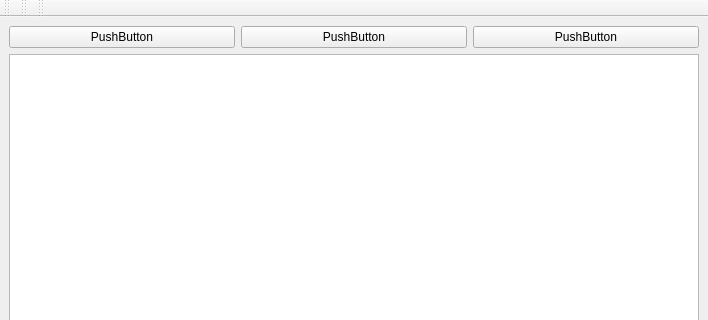
Before: the Qt Designer form ui/mainwindow.ui in shawnlong636/TaskAssigner, drawn with Qt 5; both pictures show x 0 to 708 and y 0 to 320 of the 708 by 600 pixel window.
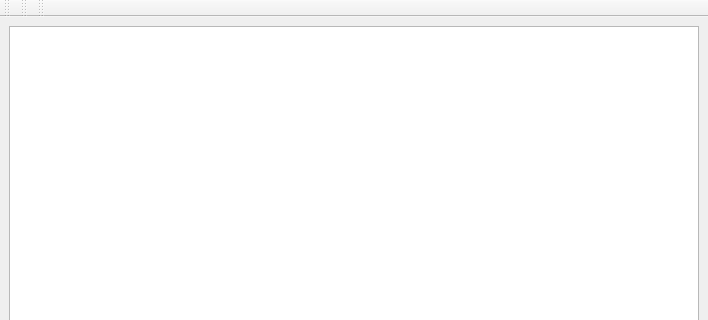
After: the same form once the commit is applied.

Commit message: Added horizontal layout

```diff
--- a/ui/mainwindow.ui
+++ b/ui/mainwindow.ui
@@ -16,29 +16,7 @@
   <widget class="QWidget" name="centralwidget">
    <layout class="QVBoxLayout" name="verticalLayout_4">
     <item>
-     <layout class="QHBoxLayout" name="horizontalLayout_2">
-      <item>
-       <widget class="QPushButton" name="pushButton_2">
-        <property name="text">
-         <string>PushButton</string>
-        </property>
-       </widget>
-      </item>
-      <item>
-       <widget class="QPushButton" name="pushButton_3">
-        <property name="text">
-         <string>PushButton</string>
-        </property>
-       </widget>
-      </item>
-      <item>
-       <widget class="QPushButton" name="pushButton">
-        <property name="text">
-         <string>PushButton</string>
-        </property>
-       </widget>
-      </item>
-     </layout>
+     <layout class="QHBoxLayout" name="horizontalLayout_3"/>
     </item>
     <item>
      <widget class="QTableWidget" name="tableWidget"/>
```
